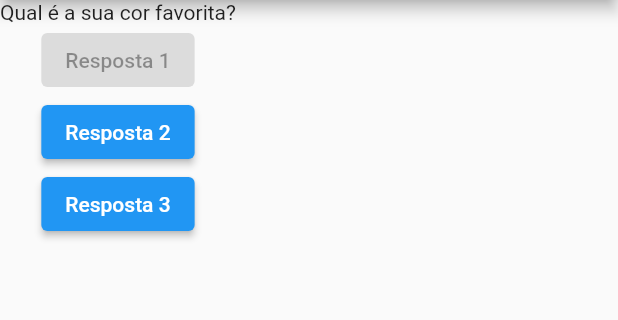
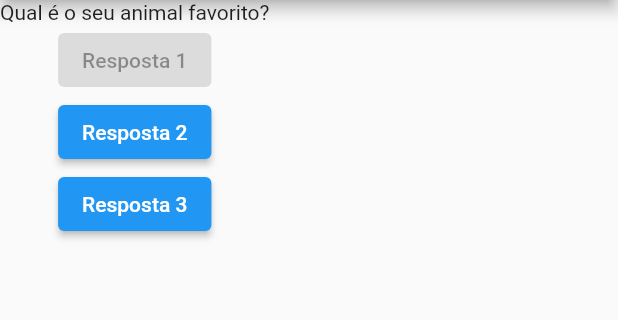
Before and after one commit to GabrielGui13/flutter-course, a Flutter app: the screen it shows after launch, after a tap on "Resposta 3", on a phone screen of 412 x 824 dp, the part 84-404 px from its top. Run offline on Flutter 3.47's test engine with Material 2 defaults, Android fonts, the phone set to English and light mode, and no system bars.

Commit message:
conversão da classe extends StatelessWidget para StatefulWidget

```diff
--- a/projeto_perguntas/lib/main.dart
+++ b/projeto_perguntas/lib/main.dart
@@ -2,9 +2,14 @@ import 'package:flutter/material.dart';
 
 main() => runApp(PerguntaApp()); //passa uma instancia da aplicacao
 
-class PerguntaApp extends StatelessWidget { //stateless, nao controla estado
+class PerguntaAppState extends State<PerguntaApp> {
+  //toda a lógica é movida para a classe que extende o State
+  //a classe Stateful será apenas o widget, que quando for inicializado, vai chamar o método createState
+  var perguntaSelecionada = 0;
+
   void responder() {
     print('Pergunta respondida!');
+    setState(() => perguntaSelecionada++); //monitora as mudanças de estado
   }
 
   @override //sobreescrevendo o metodo build
@@ -22,14 +27,14 @@ class PerguntaApp extends StatelessWidget { //stateless, nao controla estado
         ),
         body: Column(
           children: [
-            Text(perguntas[0]),
+            Text(perguntas[perguntaSelecionada]), //nao renderiza a arvore de componentes, o flutter sabe o que mudar com o state
             ElevatedButton( //antigo RaisedButton
               child: Text('Resposta 1'),
               onPressed: null, //sem funcao o botao fica nulo
             ),
             ElevatedButton(
               child: Text('Resposta 2'),
-              onPressed: () => print('Resposta 2 selecionada'),
+              onPressed: () => responder,
             ),
             ElevatedButton(
               child: Text('Resposta 3'),
@@ -41,3 +46,10 @@ class PerguntaApp extends StatelessWidget { //stateless, nao controla estado
     );
   }
 }
+
+//class PerguntaApp extends StatelessWidget { //stateless, nao controla estado
+class PerguntaApp extends StatefulWidget { //stateless, nao controla estado
+  PerguntaAppState createState() {
+    return PerguntaAppState();
+  }
+}
```
Also changed, not shown: 1 other file.
